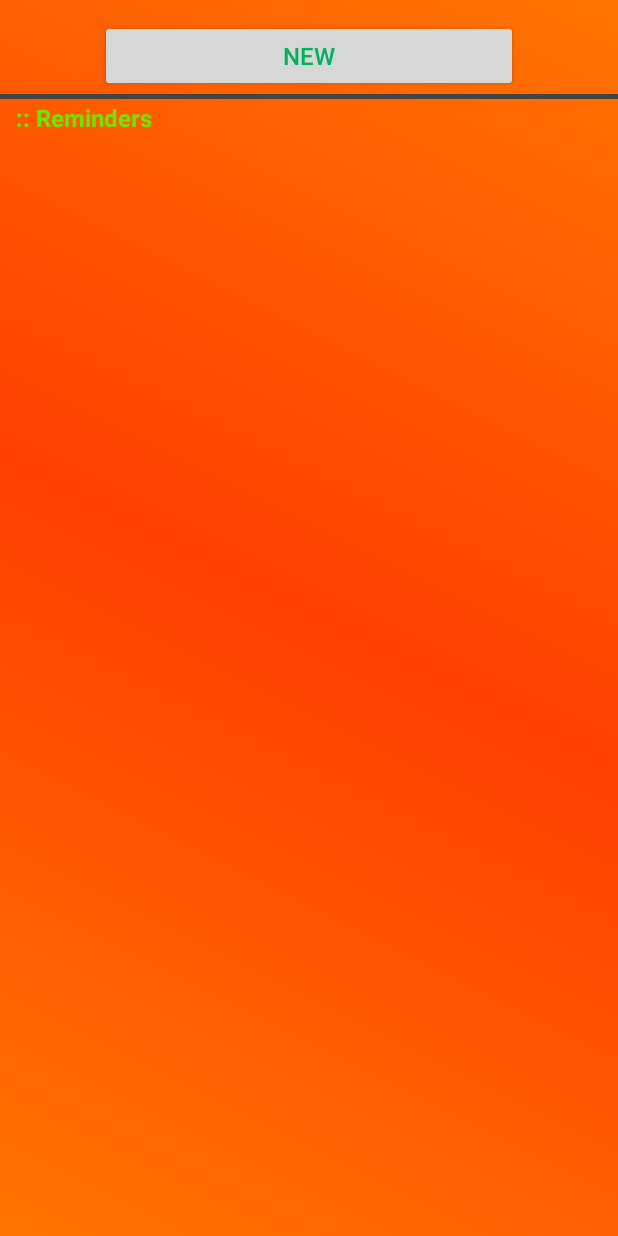
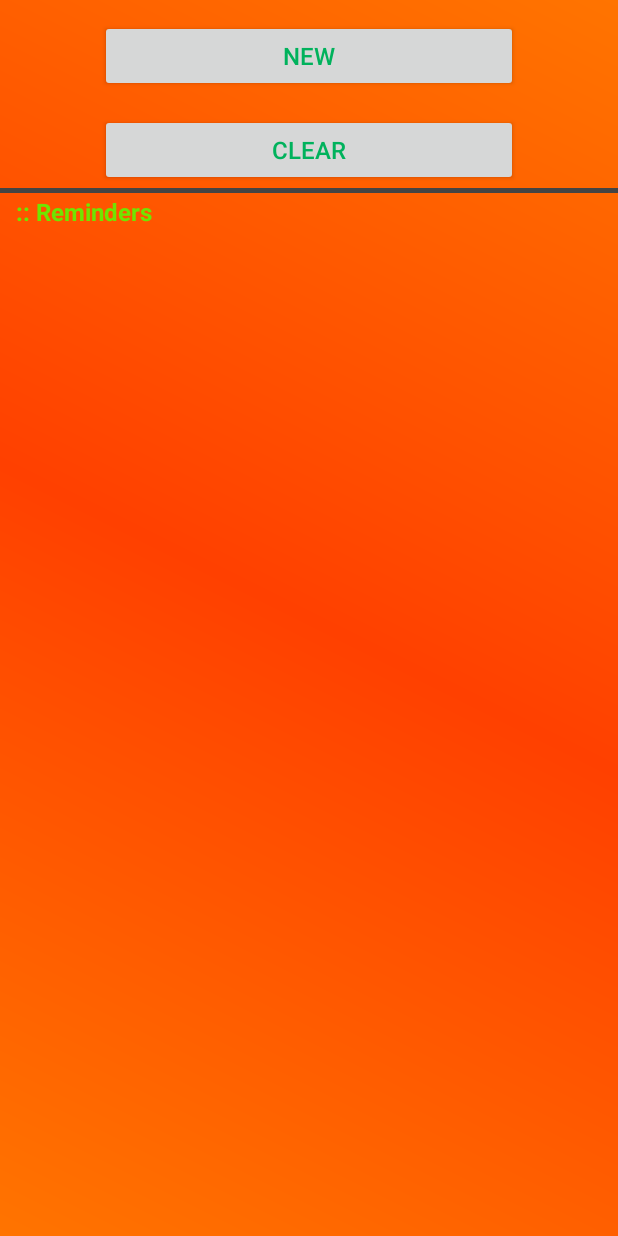
Before and after one commit to codertim/StuffToRemindMeOfAndroid, an Android app: the screen it shows after launch (MainActivity), on a phone screen of 412 x 824 dp. Run offline under Robolectric (Android 15) with nearby library versions, the phone set to English and light mode, and no system bars; our stand-ins replace navigation-ui.

Commit message:
added clear button with tags to differentiate

```diff
--- a/2022/StuffToRemindMeOf2022/app/src/main/java/com/example/stufftoremindmeof2022/MainActivity.java
+++ b/2022/StuffToRemindMeOf2022/app/src/main/java/com/example/stufftoremindmeof2022/MainActivity.java
@@ -132,6 +132,11 @@ public class MainActivity extends AppCompatActivity implements View.OnClickListe
     }
 
 
+    public void clearReminders()
+    {
+        reminders.clear();
+        setupLayout(ll);
+    }
 
 
     private void setupLayout(LinearLayout ll) {
@@ -143,16 +148,27 @@ public class MainActivity extends AppCompatActivity implements View.OnClickListe
         // ll.setBackgroundColor(getResources().getColor(R.color.main_background));
         ll.setBackgroundResource(R.drawable.drawable_gradient_background);
 
-        // button for new reminder
+        // layout for buttons
         LinearLayout.LayoutParams buttonLayoutParams = new LinearLayout.LayoutParams(LinearLayout.LayoutParams.MATCH_PARENT, LinearLayout.LayoutParams.WRAP_CONTENT);
         buttonLayoutParams.setMargins(100, 20, 100, 2);
+
+        // button for new reminder
         Button newReminderButton = new Button(this);
+        newReminderButton.setTag("new-reminder-button");
         newReminderButton.setText(getResources().getText(R.string.new_button_label));
         newReminderButton.setTextColor(getResources().getColor(R.color.button_font));   // set button font color same as app background
         newReminderButton.setOnClickListener(this);
         newReminderButton.setTextSize(TypedValue.COMPLEX_UNIT_SP, 16.0f);
         ll.addView(newReminderButton, buttonLayoutParams);
 
+        // button to clear reminders
+        Button clearButton = new Button(this);
+        clearButton.setTag("clear-button");
+        clearButton.setText(R.string.clear_button_label);
+        clearButton.setTextColor(getResources().getColor(R.color.button_font));   // set button font color same as app background
+        clearButton.setOnClickListener(this);
+        clearButton.setTextSize(TypedValue.COMPLEX_UNIT_SP, 16.0f);
+        ll.addView(clearButton, buttonLayoutParams);
 
 
         // text
@@ -298,6 +314,7 @@ public class MainActivity extends AppCompatActivity implements View.OnClickListe
         startMain.setFlags(Intent.FLAG_ACTIVITY_NEW_TASK);
         context.startActivity(startMain);
     }
+
     @Override
     protected void onActivityResult(int requestCode, int resultCode, Intent data)
     {
@@ -322,8 +339,16 @@ public class MainActivity extends AppCompatActivity implements View.OnClickListe
     }
 
     public void onClick(View v) {
-        Log.d("MainActivity", "onClick v.getId() = " + v.getId());
-        askUserForNewReminder();
+        Log.d("MainActivity", "onClick v.getId() = " + v.getId() + " - tag: " + v.getTag());
+        String btnTag = (String) v.getTag();
+
+        if (btnTag.equals("new-reminder-button"))
+        {
+            askUserForNewReminder();
+        }
+        else if (btnTag.equals("clear-button")) {
+            clearReminders();
+        }
     }
 
     @Override
--- a/2022/StuffToRemindMeOf2022/app/src/main/res/values/strings.xml
+++ b/2022/StuffToRemindMeOf2022/app/src/main/res/values/strings.xml
@@ -29,7 +29,9 @@
     <string name="min_choice9">120</string>
     <string name="min_choice10">180</string>
 
+    <string name="clear_button_label">Clear</string>
     <string name="new_button_label">New</string>
+
     <string name="settings_title">My Settings</string>
 
     <string name="vibrate_title">Vibrate</string>
```
